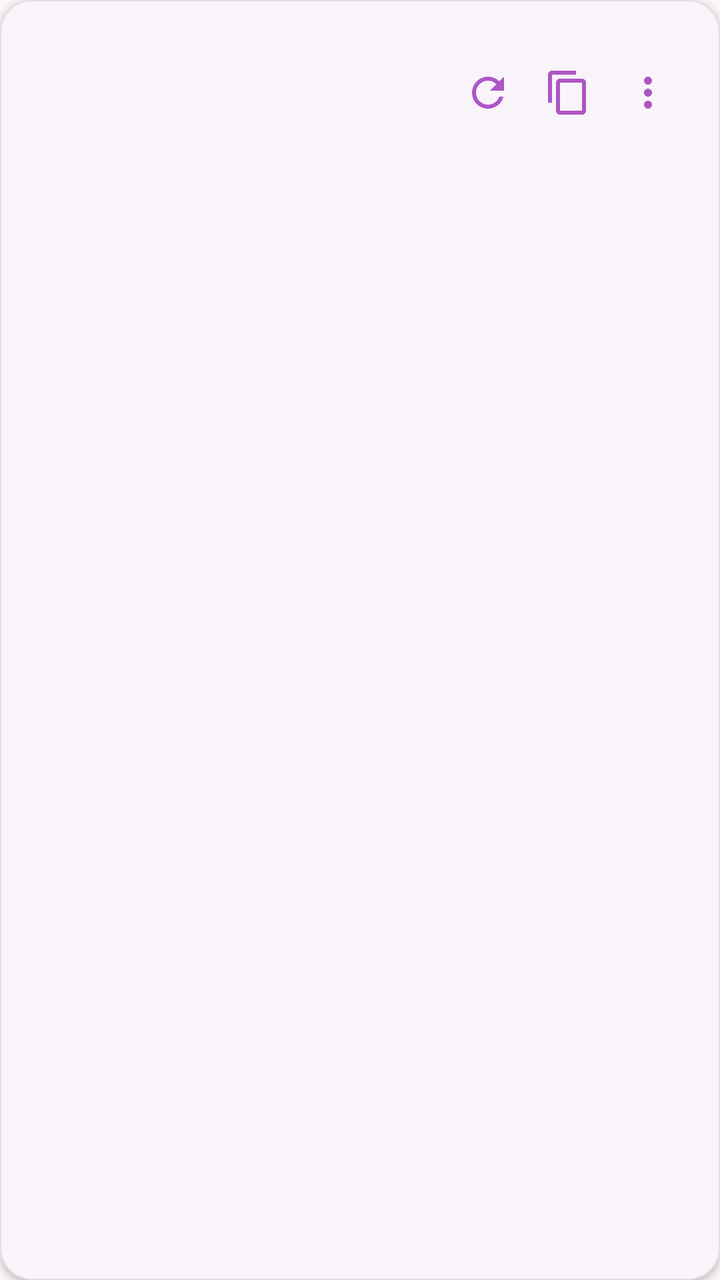
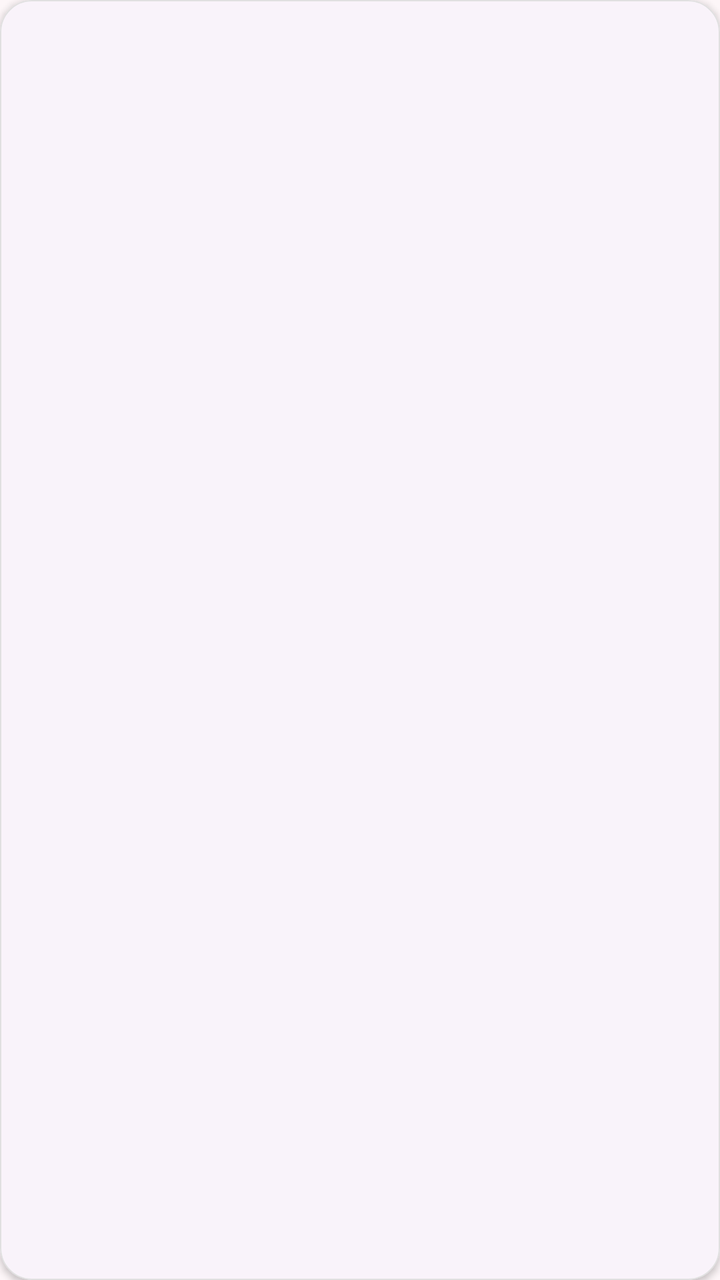

The first picture is an Android layout as it rendered before a commit; the second is the same layout after the commit. The layout source and the unified diff follow.
<!-- AndroidManifest.xml: application theme Theme.Wisp -->
<!-- res/layout/item_config.xml -->
<?xml version="1.0" encoding="utf-8"?>
<com.google.android.material.card.MaterialCardView
    xmlns:android="http://schemas.android.com/apk/res/android"
    xmlns:app="http://schemas.android.com/apk/res-auto"
    android:layout_width="match_parent"
    android:layout_height="wrap_content"
    android:layout_marginHorizontal="16dp"
    android:layout_marginTop="12dp"
    app:cardCornerRadius="16dp"
    app:cardElevation="2dp"
    app:cardBackgroundColor="@color/card_background"
    app:strokeColor="@color/divider"
    app:strokeWidth="0.5dp">

    <LinearLayout
        android:layout_width="match_parent"
        android:layout_height="wrap_content"
        android:orientation="horizontal"
        android:padding="16dp"
        android:gravity="center_vertical">

        
        <LinearLayout
            android:layout_width="0dp"
            android:layout_height="wrap_content"
            android:layout_weight="1"
            android:orientation="vertical">

            <TextView
                android:id="@+id/tvName"
                android:layout_width="wrap_content"
                android:layout_height="wrap_content"
                android:textAppearance="?attr/textAppearanceSubtitle1"
                android:textColor="@color/text_primary"
                android:maxLines="1"
                android:ellipsize="end" />

            <TextView
                android:id="@+id/tvDate"
                android:layout_width="wrap_content"
                android:layout_height="wrap_content"
                android:layout_marginTop="4dp"
                android:textAppearance="?attr/textAppearanceBody2"
                android:textColor="@color/text_secondary" />

            <TextView
                android:id="@+id/tvRelativeTime"
                android:layout_width="wrap_content"
                android:layout_height="wrap_content"
                android:textAppearance="?attr/textAppearanceCaption"
                android:textColor="@color/hydrangea_purple" />
        </LinearLayout>

        
        <LinearLayout
            android:layout_width="wrap_content"
            android:layout_height="wrap_content"
            android:orientation="horizontal"
            android:gravity="center_vertical">

            <ImageButton
                android:id="@+id/btnRefresh"
                android:layout_width="40dp"
                android:layout_height="40dp"
                android:background="?attr/selectableItemBackgroundBorderless"
                android:src="@drawable/ic_refresh"
                android:contentDescription="Обновить"
                android:tint="@color/icon_tint"
                android:scaleType="centerInside" />

            <ImageButton
                android:id="@+id/btnCopyUrls"
                android:layout_width="40dp"
                android:layout_height="40dp"
                android:background="?attr/selectableItemBackgroundBorderless"
                android:src="@drawable/ic_content_copy"
                android:contentDescription="Скопировать ссылки"
                android:tint="@color/icon_tint"
                android:scaleType="centerInside" />

            <ImageButton
                android:id="@+id/btnMenu"
                android:layout_width="40dp"
                android:layout_height="40dp"
                android:background="?attr/selectableItemBackgroundBorderless"
                android:src="@drawable/ic_more_vert"
                android:contentDescription="Меню"
                android:tint="@color/icon_tint"
                android:scaleType="centerInside" />
        </LinearLayout>
    </LinearLayout>

</com.google.android.material.card.MaterialCardView>
<!-- resources referenced by this layout -->
<resources>
  <color name="card_background">#FFFFFF</color>
  <color name="divider">#E0E0E0</color>
  <color name="hydrangea_purple">#AD56C4</color>
  <color name="icon_tint">@color/hydrangea_purple</color>
  <color name="text_primary">#212121</color>
  <color name="text_secondary">#757575</color>
  <!-- drawable ic_content_copy (drawable) -->
  <vector xmlns:android="http://schemas.android.com/apk/res/android"
      android:width="24dp"
      android:height="24dp"
      android:viewportWidth="24"
      android:viewportHeight="24">
      <path
          android:fillColor="#FF000000"
          android:pathData="M16,1H4c-1.1,0 -2,0.9 -2,2v14h2V3h12V1zM19,5H8c-1.1,0 -2,0.9 -2,2v14c0,1.1 0.9,2 2,2h11c1.1,0 2,-0.9 2,-2V7c0,-1.1 -0.9,-2 -2,-2zM19,21H8V7h11v14z"/>
  </vector>
  <!-- drawable ic_more_vert (drawable) -->
  <vector xmlns:android="http://schemas.android.com/apk/res/android"
      android:width="24dp"
      android:height="24dp"
      android:viewportWidth="24"
      android:viewportHeight="24">
      <path
          android:fillColor="#757575"
          android:pathData="M12,8c1.1,0 2,-0.9 2,-2s-0.9,-2 -2,-2 -2,0.9 -2,2 0.9,2 2,2zM12,10c-1.1,0 -2,0.9 -2,2s0.9,2 2,2 2,-0.9 2,-2 -0.9,-2 -2,-2zM12,16c-1.1,0 -2,0.9 -2,2s0.9,2 2,2 2,-0.9 2,-2 -0.9,-2 -2,-2z"/>
  </vector>
  <!-- drawable ic_refresh (drawable) -->
  <vector xmlns:android="http://schemas.android.com/apk/res/android"
      android:width="24dp"
      android:height="24dp"
      android:viewportWidth="24"
      android:viewportHeight="24">
      <path
          android:fillColor="#FF000000"
          android:pathData="M17.65,6.35C16.2,4.9 14.21,4 12,4c-4.42,0 -7.99,3.58 -7.99,8s3.57,8 7.99,8c3.73,0 6.84,-2.55 7.73,-6h-2.08c-0.82,2.33 -3.04,4 -5.65,4 -3.31,0 -6,-2.69 -6,-6s2.69,-6 6,-6c1.66,0 3.14,0.69 4.22,1.78L13,11h7V4l-2.35,2.35z"/>
  </vector>
  <style name="Theme.Wisp" parent="Base.Theme.Wisp">
          <item name="android:navigationBarColor">@android:color/transparent</item>
          <item name="android:statusBarColor">@android:color/transparent</item>
          <item name="android:windowLightStatusBar">?attr/isLightTheme</item>
      </style>
  <style name="Base.Theme.Wisp" parent="Theme.Material3.DayNight.NoActionBar">
          <item name="colorPrimary">@color/hydrangea_purple</item>
          <item name="colorPrimaryVariant">@color/hydrangea_lilac</item>
          <item name="colorOnPrimary">@android:color/white</item>
          <item name="colorSecondary">@color/hydrangea_pink</item>
          <item name="colorSecondaryVariant">@color/hydrangea_peach</item>
          <item name="colorOnSecondary">@android:color/white</item>
          <item name="android:windowBackground">@color/background</item>
          <item name="colorSurface">@color/card_background</item>
          <item name="colorOnSurface">@color/text_primary</item>
      </style>
  <color name="hydrangea_lilac">#FF9CE9</color>
  <color name="hydrangea_pink">#FF8DA1</color>
  <color name="hydrangea_peach">#FFC2BA</color>
  <color name="background">#FDF6F8</color>
</resources>

<!-- the commit's change to res/layout/item_config.xml (unified diff, before → after) -->
@@ -58,17 +58,27 @@
             android:orientation="horizontal"
             android:gravity="center_vertical">
 
-            <ImageButton
-                android:id="@+id/btnRefresh"
+            <Button
+                android:id="@+id/btnRefreshDirect"
                 android:layout_width="40dp"
                 android:layout_height="40dp"
                 android:background="?attr/selectableItemBackgroundBorderless"
                 android:src="@drawable/ic_refresh"
-                android:contentDescription="Обновить"
+                android:contentDescription="Обновить напрямую"
                 android:tint="@color/icon_tint"
                 android:scaleType="centerInside" />
 
-            <ImageButton
+            <Button
+                android:id="@+id/btnRefreshProxy"
+                android:layout_width="40dp"
+                android:layout_height="40dp"
+                android:background="?attr/selectableItemBackgroundBorderless"
+                android:src="@drawable/ic_refresh"
+                android:contentDescription="Обновить через Яндекс Переводчик"
+                android:tint="@color/icon_tint"
+                android:scaleType="centerInside" />
+
+            <Button
                 android:id="@+id/btnCopyUrls"
                 android:layout_width="40dp"
                 android:layout_height="40dp"
@@ -78,7 +88,7 @@
                 android:tint="@color/icon_tint"
                 android:scaleType="centerInside" />
 
-            <ImageButton
+            <Button
                 android:id="@+id/btnMenu"
                 android:layout_width="40dp"
                 android:layout_height="40dp"
